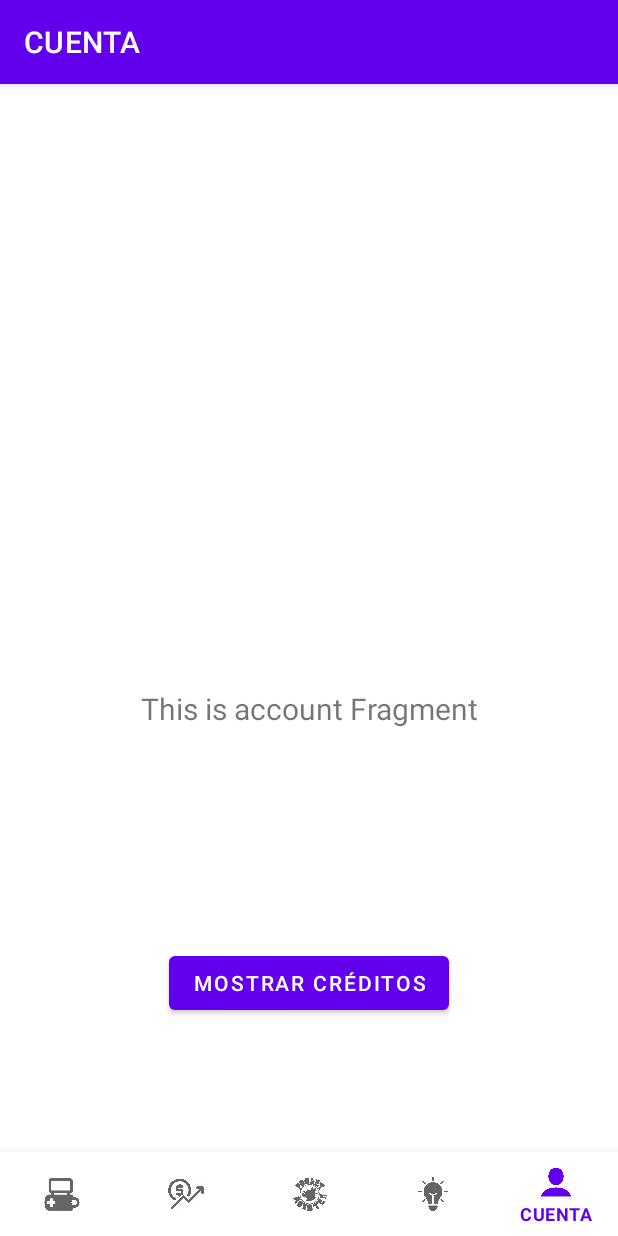
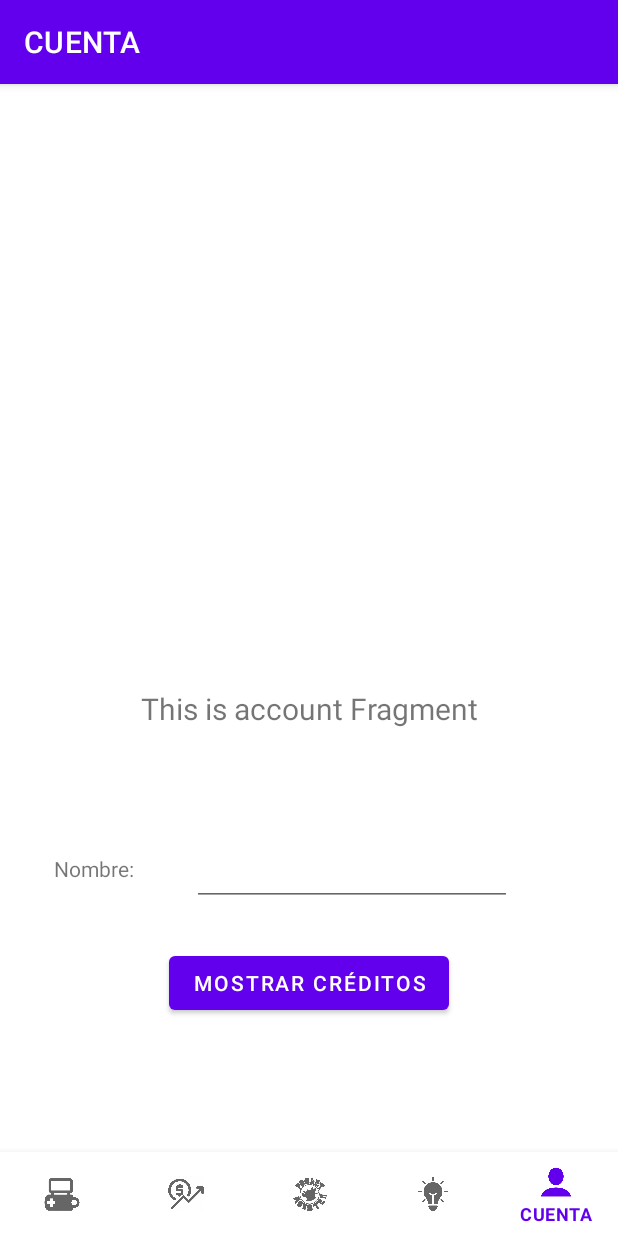
Before and after one commit to Agongar26/POCKETMOSTER, an Android app: the AccountFragment screen opened through its navigation route, on a phone screen of 412 x 824 dp. Run offline under Robolectric (Android 15) with nearby library versions, the phone set to English and light mode, and no system bars; our stand-ins replace navigation-ui.

Commit message:
POCKET MONSTER V1.1

```diff
--- a/app/src/main/java/com/example/pocketmoster/ui/account/AccountFragment.kt
+++ b/app/src/main/java/com/example/pocketmoster/ui/account/AccountFragment.kt
@@ -32,7 +32,9 @@ class AccountFragment : Fragment() {
 
         // Configurar botón para abrir CreditActivity
         binding.button.setOnClickListener {
+            val nombreIngresado = binding.editTextText.text.toString() // Obtener el texto
             val intent = Intent(requireContext(), CreditActivity::class.java)
+            intent.putExtra("NOMBRE", nombreIngresado) // Pasar el texto con un Extra
             startActivity(intent)
         }
 
--- a/app/src/main/res/layout/fragment_account.xml
+++ b/app/src/main/res/layout/fragment_account.xml
@@ -31,4 +31,28 @@
         app:layout_constraintStart_toStartOf="parent"
         app:layout_constraintTop_toBottomOf="@+id/text_account" />
 
+    <EditText
+        android:id="@+id/editTextText"
+        android:layout_width="wrap_content"
+        android:layout_height="wrap_content"
+        android:ems="10"
+        android:inputType="text"
+        app:layout_constraintBottom_toBottomOf="@+id/button"
+        app:layout_constraintEnd_toEndOf="parent"
+        app:layout_constraintHorizontal_bias="0.212"
+        app:layout_constraintStart_toEndOf="@+id/textView2"
+        app:layout_constraintTop_toBottomOf="@+id/text_account"
+        app:layout_constraintVertical_bias="0.49" />
+
+    <TextView
+        android:id="@+id/textView2"
+        android:layout_width="73dp"
+        android:layout_height="21dp"
+        android:layout_marginStart="36dp"
+        android:text="@string/nombre"
+        app:layout_constraintBottom_toTopOf="@+id/button"
+        app:layout_constraintStart_toStartOf="parent"
+        app:layout_constraintTop_toBottomOf="@+id/text_account"
+        app:layout_constraintVertical_bias="0.672" />
+
 </androidx.constraintlayout.widget.ConstraintLayout>
--- a/app/src/main/res/values/strings.xml
+++ b/app/src/main/res/values/strings.xml
@@ -13,4 +13,5 @@
     <string name="mostrar_creditos">Mostrar Créditos</string>
     <string name="enviar_mail">Enviar mail</string>
     <string name="credit_Activity">POCKET MOSTER\nEs una aplicación para los aficionados\nDe Pokémon\n\nDesarrollado por: \nAleandro González\nGarcía\nVersión 1.0\n© 2025</string>
+    <string name="nombre">Nombre:</string>
 </resources>
```
Also changed, not shown: app/src/main/java/com/example/pocketmoster/CreditActivity.kt (+11 -4 lines).
